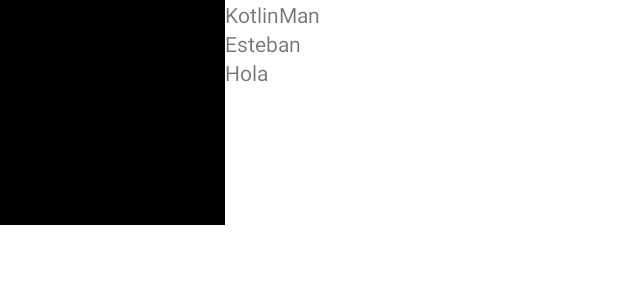
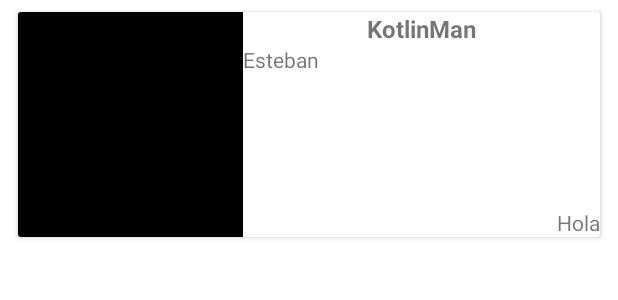
Before and after one commit to EstebanLes/recyclerView, an Android app: the layout item_superhero.xml on its own in the app's theme, with its tools: preview values and no code run, on a phone screen of 412 x 824 dp. Shown: the top 300 px of the screen. Run offline under Robolectric (Android 15) with nearby library versions, the phone set to English and light mode, and no system bars.

Commit message:
agrego cardview

```diff
--- a/app/src/main/java/com/example/recyclerview/adapter/SuperHeroViewHolder.kt
+++ b/app/src/main/java/com/example/recyclerview/adapter/SuperHeroViewHolder.kt
@@ -1,6 +1,7 @@
 package com.example.recyclerview.adapter
 
 import android.view.View
+import android.widget.Toast
 import androidx.recyclerview.widget.RecyclerView
 import com.bumptech.glide.Glide
 import com.example.recyclerview.SuperHero
@@ -16,6 +17,11 @@ class SuperHeroViewHolder(view: View) : RecyclerView.ViewHolder(view) {
         binding.tvRealName.text = superHeroModel.realName
         binding.tvPublisher.text = superHeroModel.publisher
         Glide.with(binding.ivSuperHero.context).load(superHeroModel.photo).into(binding.ivSuperHero)
-
+        binding.ivSuperHero.setOnClickListener {
+            Toast.makeText(binding.ivSuperHero.context, "Clicked on ${superHeroModel.superHero}", Toast.LENGTH_SHORT).show()
+        }
+        itemView.setOnClickListener {
+            Toast.makeText(itemView.context, "Clicked on ${superHeroModel.superHero}", Toast.LENGTH_SHORT).show()
+        }
     }
 }
--- a/app/src/main/res/layout/item_superhero.xml
+++ b/app/src/main/res/layout/item_superhero.xml
@@ -1,7 +1,15 @@
 <?xml version="1.0" encoding="utf-8"?>
-<androidx.constraintlayout.widget.ConstraintLayout xmlns:android="http://schemas.android.com/apk/res/android"
+
+<androidx.cardview.widget.CardView
+    xmlns:android="http://schemas.android.com/apk/res/android"
     xmlns:app="http://schemas.android.com/apk/res-auto"
     xmlns:tools="http://schemas.android.com/tools"
+    android:layout_marginHorizontal="12dp"
+    android:layout_marginVertical="8dp"
+    android:layout_width="match_parent"
+    android:layout_height="wrap_content">
+
+<androidx.constraintlayout.widget.ConstraintLayout
     android:layout_width="match_parent"
     android:layout_height="wrap_content">
 
@@ -11,12 +19,16 @@
         android:layout_height="150dp"
         app:layout_constraintStart_toStartOf="parent"
         app:layout_constraintTop_toTopOf="parent"
-        tools:background="@color/black" />
+        tools:background="@color/black"
+        android:contentDescription="@string/imagen" />
 
     <TextView
         android:id="@+id/tvSuperHeroName"
         android:layout_width="wrap_content"
         android:layout_height="wrap_content"
+        app:layout_constraintEnd_toEndOf="parent"
+        android:textSize="16sp"
+        android:textStyle="bold"
         app:layout_constraintStart_toEndOf="@id/ivSuperHero"
         app:layout_constraintTop_toTopOf="parent"
         tools:text="KotlinMan" />
@@ -33,8 +45,9 @@
         android:id="@+id/tvPublisher"
         android:layout_width="wrap_content"
         android:layout_height="wrap_content"
-        app:layout_constraintStart_toEndOf="@id/ivSuperHero"
-        app:layout_constraintTop_toBottomOf=" @id/tvRealName"
+        app:layout_constraintEnd_toEndOf="parent"
+        app:layout_constraintBottom_toBottomOf="parent"
         tools:text="Hola" />
 
 </androidx.constraintlayout.widget.ConstraintLayout>
+</androidx.cardview.widget.CardView>
--- a/app/src/main/res/values/strings.xml
+++ b/app/src/main/res/values/strings.xml
@@ -1,3 +1,4 @@
 <resources>
     <string name="app_name">recyclerView</string>
+    <string name="imagen">imagen</string>
 </resources>
```
